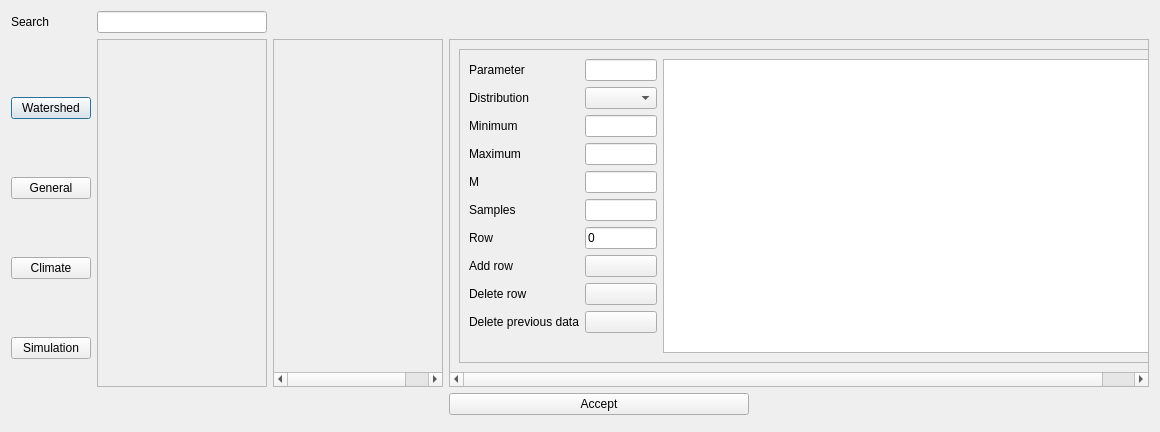
Above: ui/sensitivity.ui from Inigobarbe/QAnnAGNPS before the change. Below: the same form after it.
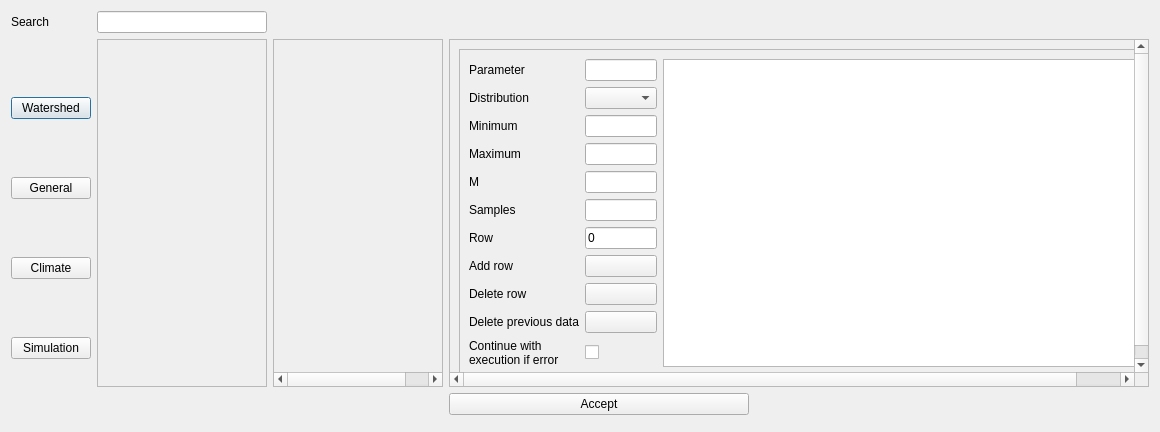
That is the form after the change.

The edit to the form file:
```diff
--- a/ui/sensitivity.ui
+++ b/ui/sensitivity.ui
@@ -98,7 +98,7 @@
         <x>0</x>
         <y>0</y>
         <width>723</width>
-        <height>340</height>
+        <height>343</height>
        </rect>
       </property>
       <layout class="QGridLayout" name="gridLayout_2">
@@ -244,6 +244,21 @@
                 </property>
                </widget>
               </item>
+              <item row="10" column="1">
+               <widget class="QCheckBox" name="checkBox">
+                <property name="text">
+                 <string/>
+                </property>
+               </widget>
+              </item>
+              <item row="10" column="0">
+               <widget class="QLabel" name="label_12">
+                <property name="text">
+                 <string>Continue with 
+execution if error</string>
+                </property>
+               </widget>
+              </item>
              </layout>
             </item>
             <item row="0" column="1">
```
